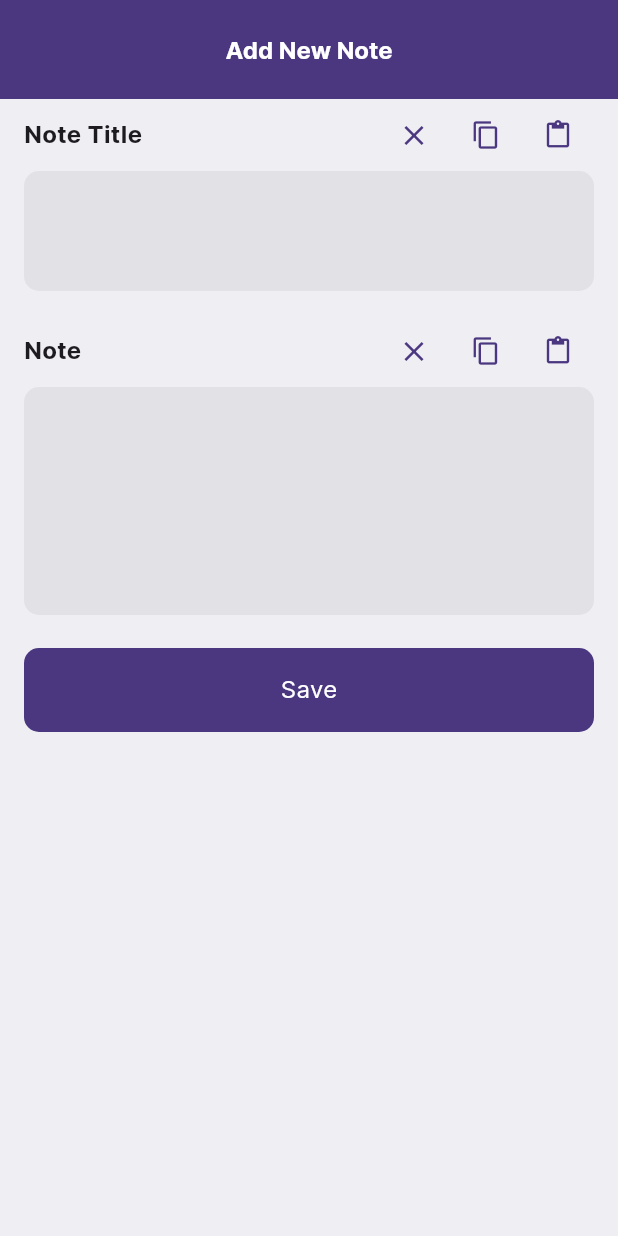
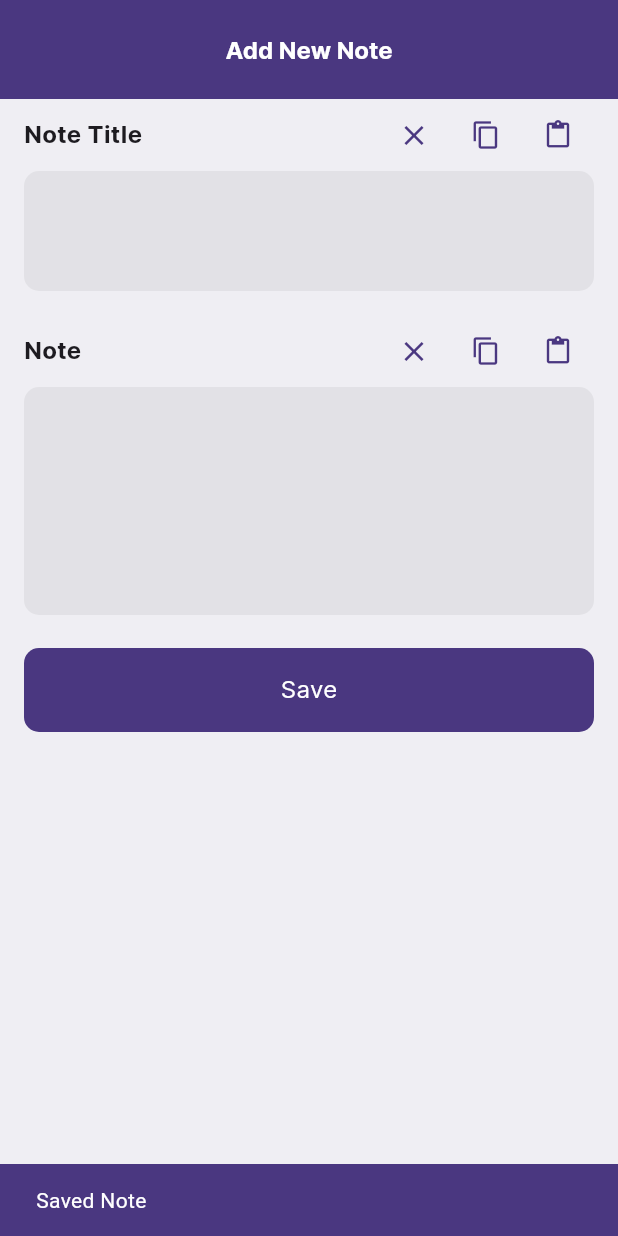
Before and after one commit to DevThurain/LazyNote, a Flutter app: the AddNoteScreen screen opened by its route, after a tap on "Save", on a phone screen of 412 x 824 dp. Run offline on Flutter 3.47's test engine with Material 3 defaults, Android fonts, the phone set to English and light mode, and no system bars; our stand-ins replace drift, drift_flutter, flutter_hooks, flutter_svg, fpdart, freezed_annotation and 3 more; accounts and stored records are empty; generated files the repository leaves out were written again.

Commit message:
features: add note flow

```diff
--- a/devtools_options.yaml
+++ b/devtools_options.yaml
@@ -1,3 +1,4 @@
 description: This file stores settings for Dart & Flutter DevTools.
 documentation: https://docs.flutter.dev/tools/devtools/extensions#configure-extension-enablement-states
 extensions:
+  - drift: true
--- a/lib/data/persistent/app_database.dart
+++ b/lib/data/persistent/app_database.dart
@@ -7,7 +7,7 @@ import 'package:lazy_note/domain/entities/sub_note_entity.dart';
 part 'app_database.g.dart';
 
 @DriftDatabase(tables: [NoteTable])
-abstract class AppDatabase extends _$AppDatabase {
+class AppDatabase extends _$AppDatabase {
   AppDatabase([QueryExecutor? executor]) : super(executor ?? _openConnection());
 
   @override
--- /dev/null
+++ b/lib/data/persistent/providers/app_database_provider.dart
@@ -0,0 +1,11 @@
+
+import 'package:hooks_riverpod/hooks_riverpod.dart';
+import 'package:lazy_note/data/persistent/app_database.dart';
+import 'package:riverpod_annotation/riverpod_annotation.dart';
+
+part 'app_database_provider.g.dart';
+
+@Riverpod(keepAlive: true)
+AppDatabase appDatabase (Ref ref) {
+  return AppDatabase();
+}
--- /dev/null
+++ b/lib/data/persistent/providers/note_dao_provider.dart
@@ -0,0 +1,12 @@
+import 'package:hooks_riverpod/hooks_riverpod.dart';
+import 'package:lazy_note/data/persistent/daos/note_dao.dart';
+import 'package:lazy_note/data/persistent/providers/app_database_provider.dart';
+import 'package:riverpod_annotation/riverpod_annotation.dart';
+
+part 'note_dao_provider.g.dart';
+
+@riverpod
+NoteDao noteDao(Ref ref) {
+  final appDatabase = ref.watch(appDatabaseProvider);
+  return NoteDao(database: appDatabase);
+}
--- a/lib/features/add_note/presentation/add_note_screen.dart
+++ b/lib/features/add_note/presentation/add_note_screen.dart
@@ -1,9 +1,11 @@
 import 'package:flutter/material.dart';
 import 'package:flutter_hooks/flutter_hooks.dart';
+import 'package:go_router/go_router.dart';
 import 'package:hooks_riverpod/hooks_riverpod.dart';
 import 'package:lazy_note/core/constants/app_values.dart';
 import 'package:lazy_note/core/themes/app_colors.dart';
 import 'package:lazy_note/core/themes/decorations/text_styles.dart';
+import 'package:lazy_note/features/add_note/presentation/providers/add_note_notifier.dart';
 import 'package:lazy_note/features/widgets/auto_annotated_region_widget.dart';
 import 'package:lazy_note/features/widgets/color_button.dart';
 import 'package:lazy_note/features/widgets/simple_text_field.dart';
@@ -16,9 +18,16 @@ class AddNoteScreen extends HookConsumerWidget {
     final titleController = useTextEditingController();
     final noteController = useTextEditingController();
 
+    ref.listen(addNoteNotifierProvider, (prev, next) {
+      next.whenData((option) {
+        if (option.isSome()) {
+          _showSnackBar(context);
+        }
+      });
+    });
+
     return AutoAnnotatedRegionWidget(
       brightness: Brightness.light,
-
       child: Scaffold(
         appBar: AppBar(
           toolbarHeight: AppValues.p_66,
@@ -70,8 +79,11 @@ class AddNoteScreen extends HookConsumerWidget {
                 child: ColorButton(
                   text: 'Save',
                   color: AppColors.violet,
-
-                  onTap: () {},
+                  onTap: () {
+                    ref
+                        .read(addNoteNotifierProvider.notifier)
+                        .addNote(titleController.text, noteController.text);
+                  },
                 ),
               ),
             ],
@@ -80,4 +92,11 @@ class AddNoteScreen extends HookConsumerWidget {
       ),
     );
   }
+
+  _showSnackBar(BuildContext context) {
+    ScaffoldMessenger.of(context).showSnackBar(
+      SnackBar(content: Text('Saved Note'), backgroundColor: AppColors.violet),
+    );
+    GoRouter.of(context).pop();
+  }
 }
--- /dev/null
+++ b/lib/features/add_note/presentation/providers/add_note_notifier.dart
@@ -0,0 +1,22 @@
+import 'package:fpdart/fpdart.dart';
+import 'package:lazy_note/data/persistent/providers/note_dao_provider.dart';
+import 'package:lazy_note/domain/entities/note_entity.dart';
+import 'package:riverpod_annotation/riverpod_annotation.dart';
+
+part 'add_note_notifier.g.dart';
+
+typedef Success = bool;
+
+@riverpod
+class AddNoteNotifier extends _$AddNoteNotifier {
+  @override
+  Future<Option<Success>> build() async {
+    return none();
+  }
+
+  addNote(String title, String note) async {
+    final noteDao = ref.read(noteDaoProvider);
+    await noteDao.addNote(NoteEntity(id: 0, title: title, note: note));
+    state = AsyncData(Some(true));
+  }
+}
--- a/pubspec.yaml
+++ b/pubspec.yaml
@@ -15,6 +15,7 @@ dependencies:
   hooks_riverpod: ^2.6.1
   flutter_hooks: ^0.21.2
   riverpod_annotation: ^2.6.1
+  fpdart: ^1.1.1
 
   # ui
   flutter_svg: ^2.0.17
```
Also changed, not shown: lib/data/persistent/providers/app_database_provider.g.dart (added), lib/data/persistent/providers/note_dao_provider.g.dart (added), lib/features/add_note/presentation/providers/add_note_notifier.g.dart (added), pubspec.lock.
